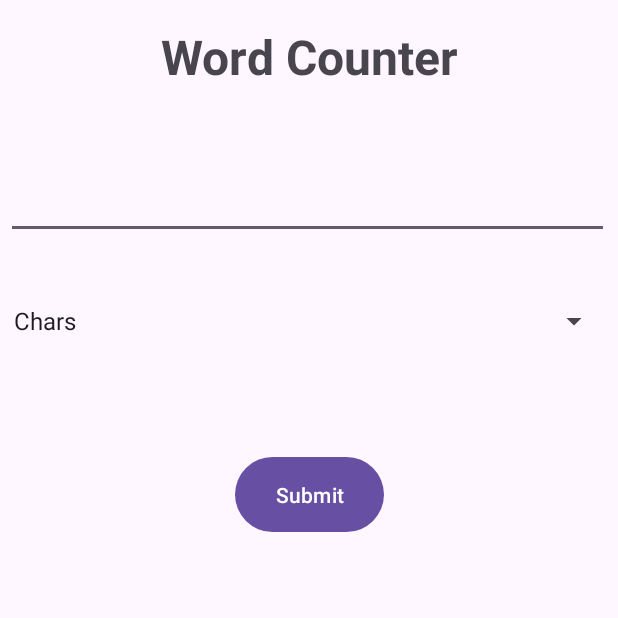
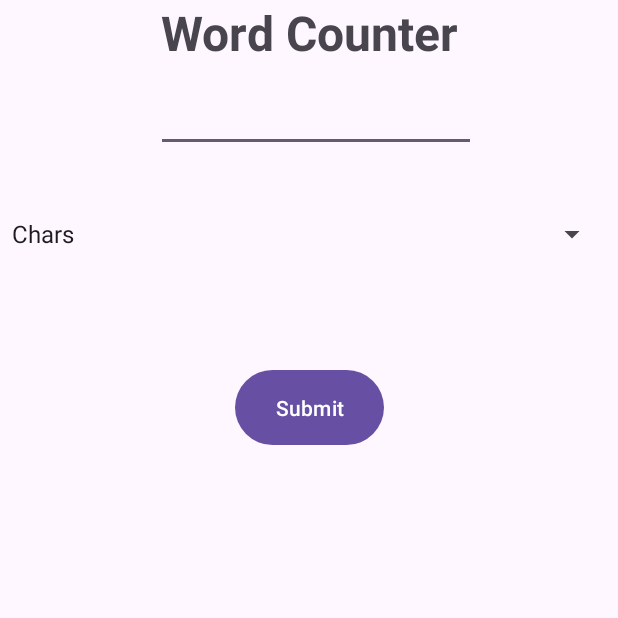
Before and after one commit to tinannan/LAB2_MADT, an Android app: the screen it shows after launch (MainActivity), on a phone screen of 412 x 824 dp, the top half of it. Run offline under Robolectric (Android 15) with nearby library versions, the phone set to English and light mode, and no system bars.

Commit message:
chars counting logic and empty string checker

```diff
--- a/app/src/main/java/com/example/lab2_madt/MainActivity.java
+++ b/app/src/main/java/com/example/lab2_madt/MainActivity.java
@@ -1,8 +1,12 @@
 package com.example.lab2_madt;
 
 import android.os.Bundle;
+import android.view.View;
 import android.widget.ArrayAdapter;
+import android.widget.EditText;
 import android.widget.Spinner;
+import android.widget.TextView;
+import android.widget.Toast;
 
 import androidx.activity.EdgeToEdge;
 import androidx.appcompat.app.AppCompatActivity;
@@ -10,8 +14,13 @@ import androidx.core.graphics.Insets;
 import androidx.core.view.ViewCompat;
 import androidx.core.view.WindowInsetsCompat;
 
+import textUtils.TextCounter;
+
 public class MainActivity extends AppCompatActivity {
 
+    EditText edUserInput;
+    Spinner spinnerCounting;
+    TextView tvResult;
     @Override
     protected void onCreate(Bundle savedInstanceState) {
         super.onCreate(savedInstanceState);
@@ -22,8 +31,9 @@ public class MainActivity extends AppCompatActivity {
             v.setPadding(systemBars.left, systemBars.top, systemBars.right, systemBars.bottom);
             return insets;
         });
-
-        Spinner spinnerCounting = (Spinner) findViewById(R.id.spinnerCounting);
+        this.edUserInput = findViewById(R.id.edUserInput);
+        this.tvResult = findViewById(R.id.tvResult);
+        this.spinnerCounting = findViewById(R.id.spinnerCounting);
         ArrayAdapter<CharSequence> adapter = ArrayAdapter.createFromResource(
                 this,
                 R.array.counting_options,
@@ -32,4 +42,24 @@ public class MainActivity extends AppCompatActivity {
         adapter.setDropDownViewResource(android.R.layout.simple_spinner_dropdown_item);
         spinnerCounting.setAdapter(adapter);
     }
+
+    public void onBtnCountClick(View view) {
+
+
+        String[] countingOptions = getResources().getStringArray(R.array.counting_options);
+        String userInput = this.edUserInput.getText().toString();
+        if (userInput.isEmpty()) {
+            // empty checking toast
+            Toast.makeText(this, "Please enter some text", Toast.LENGTH_LONG).show();
+            return;  // Stop further processing
+        }
+
+        if(this.spinnerCounting.getSelectedItem().toString().equals(countingOptions[0])) {
+            int count = TextCounter.getCharsCount(userInput);
+            this.tvResult.setText(String.valueOf(count));
+        }
+        else {
+            Toast.makeText(this, "Counting Words", Toast.LENGTH_LONG).show();
+        }
+    }
 }
--- a/app/src/main/res/layout/activity_main.xml
+++ b/app/src/main/res/layout/activity_main.xml
@@ -8,10 +8,9 @@
     tools:context=".MainActivity">
 
     <TextView
-        android:id="@+id/textView3"
+        android:id="@+id/tvResult"
         android:layout_width="wrap_content"
         android:layout_height="wrap_content"
-        android:layout_marginTop="16dp"
         android:text="@string/word_counter"
         android:textSize="32sp"
         android:textStyle="bold"
@@ -21,14 +20,15 @@
 
     <EditText
         android:id="@+id/edUserInput"
-        android:layout_width="402dp"
-        android:layout_height="79dp"
-        android:layout_marginStart="4dp"
-        android:layout_marginTop="80dp"
+        android:layout_width="wrap_content"
+        android:layout_height="wrap_content"
+
+        android:layout_marginStart="104dp"
+        android:layout_marginTop="56dp"
         android:autofillHints=""
         android:ems="10"
         android:inputType="text"
-        android:text="@string/name_text_field"
+        android:text=""
         app:layout_constraintStart_toStartOf="parent"
         app:layout_constraintTop_toTopOf="parent"
         tools:ignore="LabelFor" />
@@ -39,6 +39,7 @@
         android:layout_height="58dp"
         android:layout_marginTop="60dp"
         android:text="@string/btn_count_text"
+        android:onClick="onBtnCountClick"
         app:layout_constraintEnd_toEndOf="parent"
         app:layout_constraintStart_toStartOf="parent"
         app:layout_constraintTop_toBottomOf="@+id/spinnerCounting"
@@ -49,8 +50,6 @@
         android:layout_width="405dp"
         android:layout_height="53dp"
         android:layout_marginTop="28dp"
-        app:layout_constraintEnd_toEndOf="parent"
-        app:layout_constraintHorizontal_bias="0.166"
         app:layout_constraintStart_toStartOf="parent"
         app:layout_constraintTop_toBottomOf="@+id/edUserInput" />
 
--- a/app/src/main/res/values/strings.xml
+++ b/app/src/main/res/values/strings.xml
@@ -1,7 +1,6 @@
 <resources>
     <string name="app_name">LAB 2_MADT</string>
     <string name="word_counter">Word Counter</string>
-    <string name="name_text_field"> </string>
     <string name="btn_count_text">Submit</string>
     <string-array name="counting_options">
         <item>Chars</item>
```
Also changed, not shown: app/src/main/java/textUtils/TextCounter.java (added, +7 -0 lines).
